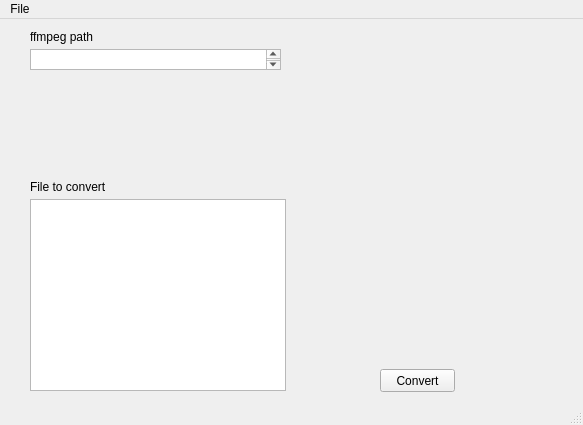
Above: dsamainwindow.ui from indra-dsa/dsa-multitool-gui before the change. Below: the same form after it.
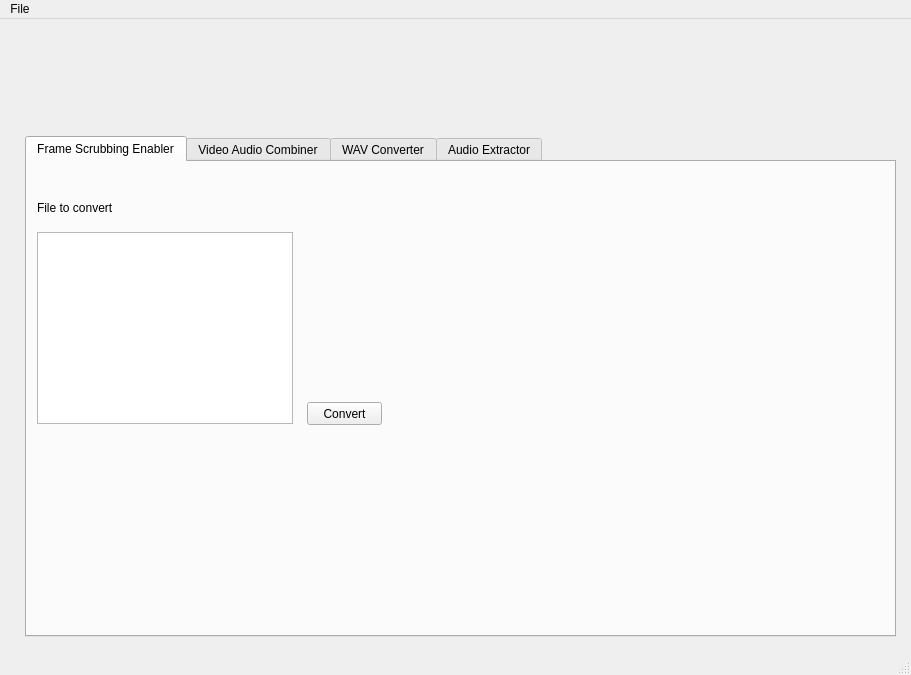
That is the form after the change. Icons and pictures are not drawn.

```diff
--- a/dsamainwindow.ui
+++ b/dsamainwindow.ui
@@ -6,61 +6,42 @@
    <rect>
     <x>0</x>
     <y>0</y>
-    <width>583</width>
-    <height>425</height>
+    <width>911</width>
+    <height>675</height>
    </rect>
   </property>
   <property name="windowTitle">
    <string>Double Shot Audio Multitool</string>
   </property>
+  <property name="windowIcon">
+   <iconset resource="rsc.qrc">
+    <normaloff>:/img/img/Icon.png</normaloff>:/img/img/Icon.png</iconset>
+  </property>
   <widget class="QWidget" name="centralwidget">
-   <widget class="QLabel" name="dsaLogo">
+   <widget class="QTabWidget" name="tabWidget">
     <property name="geometry">
      <rect>
-      <x>350</x>
-      <y>10</y>
-      <width>191</width>
-      <height>111</height>
+      <x>25</x>
+      <y>117</y>
+      <width>871</width>
+      <height>501</height>
      </rect>
     </property>
-    <property name="text">
-     <string/>
+    <property name="currentIndex">
+     <number>0</number>
     </property>
-    <property name="pixmap">
-     <pixmap resource="rsc.qrc">:/img/img/Logo.png</pixmap>
-    </property>
-    <property name="scaledContents">
+    <widget class="QWidget" name="tab">
+     <property name="enabled">
      <bool>true</bool>
     </property>
-   </widget>
-   <widget class="QListView" name="listView">
-    <property name="geometry">
-     <rect>
-      <x>30</x>
-      <y>180</y>
-      <width>256</width>
-      <height>192</height>
-     </rect>
-    </property>
-   </widget>
-   <widget class="QLabel" name="label_2">
-    <property name="geometry">
-     <rect>
-      <x>30</x>
-      <y>160</y>
-      <width>101</width>
-      <height>16</height>
-     </rect>
-    </property>
-    <property name="text">
-     <string>File to convert</string>
-    </property>
-   </widget>
+     <attribute name="title">
+      <string>Frame Scrubbing Enabler</string>
+     </attribute>
    <widget class="QPushButton" name="pushButton">
     <property name="geometry">
      <rect>
-      <x>380</x>
-      <y>350</y>
+        <x>280</x>
+        <y>240</y>
       <width>75</width>
       <height>23</height>
      </rect>
@@ -69,11 +50,21 @@
      <string>Convert</string>
     </property>
    </widget>
+     <widget class="QPlainTextEdit" name="plainTextEdit">
+      <property name="geometry">
+       <rect>
+        <x>110</x>
+        <y>-30</y>
+        <width>251</width>
+        <height>21</height>
+       </rect>
+      </property>
+     </widget>
    <widget class="QLabel" name="label">
     <property name="geometry">
      <rect>
-      <x>30</x>
-      <y>10</y>
+        <x>110</x>
+        <y>-50</y>
       <width>71</width>
       <height>16</height>
      </rect>
@@ -82,14 +73,75 @@
      <string>ffmpeg path</string>
     </property>
    </widget>
-   <widget class="QPlainTextEdit" name="plainTextEdit">
+     <widget class="QListView" name="listView">
     <property name="geometry">
      <rect>
-      <x>30</x>
+        <x>10</x>
+        <y>70</y>
+        <width>256</width>
+        <height>192</height>
+       </rect>
+      </property>
+      <property name="acceptDrops">
+       <bool>true</bool>
+      </property>
+      <property name="dragEnabled">
+       <bool>true</bool>
+      </property>
+      <property name="dragDropMode">
+       <enum>QAbstractItemView::DragDrop</enum>
+      </property>
+      <property name="alternatingRowColors">
+       <bool>true</bool>
+      </property>
+     </widget>
+     <widget class="QLabel" name="label_2">
+      <property name="geometry">
+       <rect>
+        <x>10</x>
       <y>30</y>
-      <width>251</width>
-      <height>21</height>
-     </rect>
+        <width>101</width>
+        <height>31</height>
+       </rect>
+      </property>
+      <property name="text">
+       <string>File to convert</string>
+      </property>
+     </widget>
+    </widget>
+    <widget class="QWidget" name="tab_2">
+     <attribute name="title">
+      <string>Video Audio Combiner</string>
+     </attribute>
+    </widget>
+    <widget class="QWidget" name="tab_4">
+     <attribute name="title">
+      <string>WAV Converter</string>
+     </attribute>
+    </widget>
+    <widget class="QWidget" name="tab_3">
+     <attribute name="title">
+      <string>Audio Extractor</string>
+     </attribute>
+    </widget>
+   </widget>
+   <widget class="QLabel" name="dsaLogo">
+    <property name="geometry">
+     <rect>
+      <x>708</x>
+      <y>9</y>
+      <width>201</width>
+      <height>131</height>
+     </rect>
+    </property>
+    <property name="text">
+     <string/>
+    </property>
+    <property name="pixmap">
+     <pixmap resource="rsc.qrc">:/img/img/Logo.png</pixmap>
+    </property>
+    <property name="scaledContents">
+     <bool>true</bool>
     </property>
    </widget>
   </widget>
@@ -98,7 +150,7 @@
     <rect>
      <x>0</x>
      <y>0</y>
-     <width>583</width>
+     <width>911</width>
      <height>21</height>
     </rect>
    </property>
```
Lines whose indentation alone changed are shown as unchanged.
